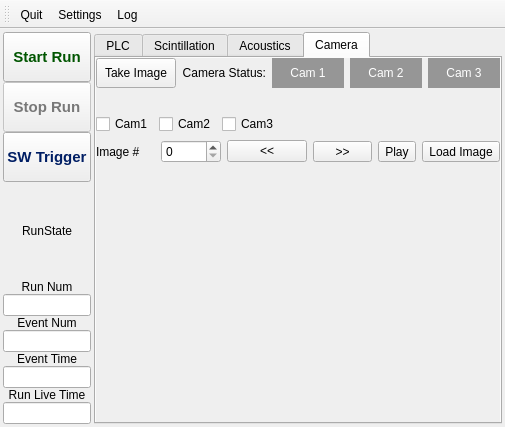
First picture: the form in ui/mainwindow.ui, repository SBC-Collaboration/SBC-RunControl, before the edit.
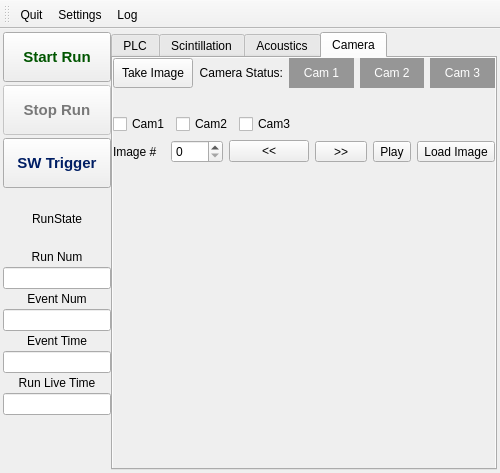
Second picture: the form after the edit. Icons and pictures are not drawn.

Commit message: Add a checking state between events, to decide if to continue or to stop run

What changed in the file:
```diff
--- a/ui/mainwindow.ui
+++ b/ui/mainwindow.ui
@@ -6,8 +6,8 @@
    <rect>
     <x>0</x>
     <y>0</y>
-    <width>505</width>
-    <height>427</height>
+    <width>500</width>
+    <height>473</height>
    </rect>
   </property>
   <property name="sizePolicy">
@@ -37,7 +37,7 @@
   </property>
   <widget class="QWidget" name="centralwidget">
    <property name="sizePolicy">
-    <sizepolicy hsizetype="Expanding" vsizetype="Expanding">
+    <sizepolicy hsizetype="Expanding" vsizetype="Preferred">
      <horstretch>0</horstretch>
      <verstretch>0</verstretch>
     </sizepolicy>
@@ -54,7 +54,7 @@
      <height>0</height>
     </size>
    </property>
-   <layout class="QGridLayout" name="gridLayout" columnstretch="1,9" columnminimumwidth="80,0">
+   <layout class="QGridLayout" name="gridLayout" columnstretch="0,0">
     <property name="leftMargin">
      <number>3</number>
     </property>
@@ -73,62 +73,61 @@
     <property name="verticalSpacing">
      <number>0</number>
     </property>
-    <item row="11" column="0">
-     <widget class="QLineEdit" name="run_live_time_edit">
-      <property name="alignment">
-       <set>Qt::AlignRight|Qt::AlignTrailing|Qt::AlignVCenter</set>
-      </property>
-      <property name="readOnly">
-       <bool>true</bool>
-      </property>
-     </widget>
-    </item>
-    <item row="7" column="0">
-     <widget class="QLineEdit" name="event_num_edit">
-      <property name="alignment">
-       <set>Qt::AlignCenter</set>
-      </property>
-      <property name="readOnly">
-       <bool>true</bool>
-      </property>
-     </widget>
-    </item>
-    <item row="8" column="0">
-     <widget class="QLabel" name="event_time_label">
+    <item row="0" column="0">
+     <layout class="QHBoxLayout" name="horizontalLayout_4">
+      <item>
+       <layout class="QVBoxLayout" name="verticalLayout_6">
+        <property name="spacing">
+         <number>3</number>
+        </property>
+        <property name="sizeConstraint">
+         <enum>QLayout::SetDefaultConstraint</enum>
+        </property>
+        <item>
+         <widget class="QPushButton" name="start_run_but">
       <property name="sizePolicy">
        <sizepolicy hsizetype="Preferred" vsizetype="Fixed">
         <horstretch>0</horstretch>
         <verstretch>0</verstretch>
        </sizepolicy>
       </property>
-      <property name="lineWidth">
-       <number>1</number>
+          <property name="minimumSize">
+           <size>
+            <width>0</width>
+            <height>50</height>
+           </size>
+          </property>
+          <property name="sizeIncrement">
+           <size>
+            <width>0</width>
+            <height>0</height>
+           </size>
+          </property>
+          <property name="font">
+           <font>
+            <pointsize>11</pointsize>
+            <bold>true</bold>
+           </font>
+          </property>
+          <property name="cursor">
+           <cursorShape>PointingHandCursor</cursorShape>
+          </property>
+          <property name="styleSheet">
+           <string notr="true">QPushButton:enabled {color: rgb(0, 85, 0);}
+QPushButton:disabled {color: rgb(120, 120, 120);}</string>
       </property>
       <property name="text">
-       <string>Event Time</string>
-      </property>
-      <property name="alignment">
-       <set>Qt::AlignCenter</set>
-      </property>
-     </widget>
-    </item>
-    <item row="9" column="0">
-     <widget class="QLineEdit" name="event_time_edit">
-      <property name="alignment">
-       <set>Qt::AlignRight|Qt::AlignTrailing|Qt::AlignVCenter</set>
-      </property>
-      <property name="readOnly">
-       <bool>true</bool>
-      </property>
-     </widget>
-    </item>
-    <item row="1" column="0">
+           <string>Start Run</string>
+          </property>
+         </widget>
+        </item>
+        <item>
      <widget class="QPushButton" name="stop_run_but">
       <property name="enabled">
        <bool>false</bool>
       </property>
       <property name="sizePolicy">
-       <sizepolicy hsizetype="Minimum" vsizetype="Fixed">
+           <sizepolicy hsizetype="Preferred" vsizetype="Fixed">
         <horstretch>0</horstretch>
         <verstretch>0</verstretch>
        </sizepolicy>
@@ -160,8 +159,58 @@
       </property>
      </widget>
     </item>
-    <item row="3" column="0">
+        <item>
+         <widget class="QPushButton" name="sw_trigger_but">
+          <property name="enabled">
+           <bool>true</bool>
+          </property>
+          <property name="sizePolicy">
+           <sizepolicy hsizetype="Preferred" vsizetype="Fixed">
+            <horstretch>0</horstretch>
+            <verstretch>0</verstretch>
+           </sizepolicy>
+          </property>
+          <property name="minimumSize">
+           <size>
+            <width>0</width>
+            <height>50</height>
+           </size>
+          </property>
+          <property name="font">
+           <font>
+            <pointsize>11</pointsize>
+            <bold>true</bold>
+           </font>
+          </property>
+          <property name="cursor">
+           <cursorShape>PointingHandCursor</cursorShape>
+          </property>
+          <property name="styleSheet">
+           <string notr="true">QPushButton:enabled {color: rgb(0, 30, 100);}
+QPushButton:disabled {color: rgb(120, 120, 120);}</string>
+          </property>
+          <property name="text">
+           <string>SW Trigger</string>
+          </property>
+          <property name="checkable">
+           <bool>false</bool>
+          </property>
+         </widget>
+        </item>
+        <item>
      <widget class="QLabel" name="run_state_label">
+          <property name="sizePolicy">
+           <sizepolicy hsizetype="Preferred" vsizetype="MinimumExpanding">
+            <horstretch>0</horstretch>
+            <verstretch>0</verstretch>
+           </sizepolicy>
+          </property>
+          <property name="minimumSize">
+           <size>
+            <width>0</width>
+            <height>50</height>
+           </size>
+          </property>
       <property name="text">
        <string>RunState</string>
       </property>
@@ -170,26 +219,45 @@
       </property>
      </widget>
     </item>
-    <item row="10" column="0">
-     <widget class="QLabel" name="run_live_time_label">
+        <item>
+         <widget class="QLabel" name="run_label">
       <property name="sizePolicy">
        <sizepolicy hsizetype="Preferred" vsizetype="Fixed">
         <horstretch>0</horstretch>
         <verstretch>0</verstretch>
        </sizepolicy>
       </property>
-      <property name="lineWidth">
-       <number>1</number>
-      </property>
       <property name="text">
-       <string>Run Live Time</string>
+           <string>Run Num</string>
       </property>
       <property name="alignment">
        <set>Qt::AlignCenter</set>
       </property>
      </widget>
     </item>
-    <item row="6" column="0">
+        <item>
+         <widget class="QLineEdit" name="run_edit">
+          <property name="sizePolicy">
+           <sizepolicy hsizetype="Preferred" vsizetype="Fixed">
+            <horstretch>0</horstretch>
+            <verstretch>0</verstretch>
+           </sizepolicy>
+          </property>
+          <property name="alignment">
+           <set>Qt::AlignCenter</set>
+          </property>
+          <property name="readOnly">
+           <bool>true</bool>
+          </property>
+          <property name="placeholderText">
+           <string/>
+          </property>
+          <property name="clearButtonEnabled">
+           <bool>false</bool>
+          </property>
+         </widget>
+        </item>
+        <item>
      <widget class="QLabel" name="event_num_label">
       <property name="sizePolicy">
        <sizepolicy hsizetype="Preferred" vsizetype="Fixed">
@@ -205,45 +273,111 @@
       </property>
      </widget>
     </item>
-    <item row="0" column="0">
-     <widget class="QPushButton" name="start_run_but">
+        <item>
+         <widget class="QLineEdit" name="event_num_edit">
       <property name="sizePolicy">
-       <sizepolicy hsizetype="Minimum" vsizetype="Fixed">
+           <sizepolicy hsizetype="Preferred" vsizetype="Fixed">
         <horstretch>0</horstretch>
         <verstretch>0</verstretch>
        </sizepolicy>
       </property>
-      <property name="minimumSize">
-       <size>
-        <width>0</width>
-        <height>50</height>
-       </size>
-      </property>
-      <property name="sizeIncrement">
-       <size>
-        <width>0</width>
-        <height>0</height>
-       </size>
-      </property>
-      <property name="font">
-       <font>
-        <pointsize>11</pointsize>
-        <bold>true</bold>
-       </font>
-      </property>
-      <property name="cursor">
-       <cursorShape>PointingHandCursor</cursorShape>
-      </property>
-      <property name="styleSheet">
-       <string notr="true">QPushButton:enabled {color: rgb(0, 85, 0);}
-QPushButton:disabled {color: rgb(120, 120, 120);}</string>
-      </property>
+          <property name="alignment">
+           <set>Qt::AlignCenter</set>
+          </property>
+          <property name="readOnly">
+           <bool>true</bool>
+          </property>
+         </widget>
+        </item>
+        <item>
+         <widget class="QLabel" name="event_time_label">
+          <property name="sizePolicy">
+           <sizepolicy hsizetype="Preferred" vsizetype="Fixed">
+            <horstretch>0</horstretch>
+            <verstretch>0</verstretch>
+           </sizepolicy>
+          </property>
+          <property name="lineWidth">
+           <number>1</number>
+          </property>
+          <property name="text">
+           <string>Event Time</string>
+          </property>
+          <property name="alignment">
+           <set>Qt::AlignCenter</set>
+          </property>
+         </widget>
+        </item>
+        <item>
+         <widget class="QLineEdit" name="event_time_edit">
+          <property name="sizePolicy">
+           <sizepolicy hsizetype="Preferred" vsizetype="Fixed">
+            <horstretch>0</horstretch>
+            <verstretch>0</verstretch>
+           </sizepolicy>
+          </property>
+          <property name="alignment">
+           <set>Qt::AlignCenter</set>
+          </property>
+          <property name="readOnly">
+           <bool>true</bool>
+          </property>
+         </widget>
+        </item>
+        <item>
+         <widget class="QLabel" name="run_live_time_label">
+          <property name="sizePolicy">
+           <sizepolicy hsizetype="Preferred" vsizetype="Fixed">
+            <horstretch>0</horstretch>
+            <verstretch>0</verstretch>
+           </sizepolicy>
+          </property>
+          <property name="lineWidth">
+           <number>1</number>
+          </property>
       <property name="text">
-       <string>Start Run</string>
-      </property>
-     </widget>
-    </item>
-    <item row="0" column="1" rowspan="12">
+           <string>Run Live Time</string>
+          </property>
+          <property name="alignment">
+           <set>Qt::AlignCenter</set>
+          </property>
+         </widget>
+        </item>
+        <item>
+         <widget class="QLineEdit" name="run_live_time_edit">
+          <property name="sizePolicy">
+           <sizepolicy hsizetype="Preferred" vsizetype="Fixed">
+            <horstretch>0</horstretch>
+            <verstretch>0</verstretch>
+           </sizepolicy>
+          </property>
+          <property name="alignment">
+           <set>Qt::AlignCenter</set>
+          </property>
+          <property name="dragEnabled">
+           <bool>false</bool>
+          </property>
+          <property name="readOnly">
+           <bool>true</bool>
+          </property>
+         </widget>
+        </item>
+        <item>
+         <spacer name="verticalSpacer_2">
+          <property name="orientation">
+           <enum>Qt::Vertical</enum>
+          </property>
+          <property name="sizeHint" stdset="0">
+           <size>
+            <width>20</width>
+            <height>40</height>
+           </size>
+          </property>
+         </spacer>
+        </item>
+       </layout>
+      </item>
+      <item>
      <widget class="QTabWidget" name="tabs_widget">
       <property name="sizePolicy">
        <sizepolicy hsizetype="Expanding" vsizetype="Expanding">
@@ -326,8 +460,8 @@
             <rect>
              <x>0</x>
              <y>0</y>
-             <width>404</width>
-             <height>354</height>
+               <width>346</width>
+               <height>402</height>
             </rect>
            </property>
            <property name="maximumSize">
@@ -613,75 +747,7 @@
       </widget>
      </widget>
     </item>
-    <item row="5" column="0">
-     <widget class="QLineEdit" name="run_edit">
-      <property name="alignment">
-       <set>Qt::AlignCenter</set>
-      </property>
-      <property name="readOnly">
-       <bool>true</bool>
-      </property>
-      <property name="placeholderText">
-       <string/>
-      </property>
-      <property name="clearButtonEnabled">
-       <bool>false</bool>
-      </property>
-     </widget>
-    </item>
-    <item row="4" column="0">
-     <widget class="QLabel" name="run_label">
-      <property name="sizePolicy">
-       <sizepolicy hsizetype="Preferred" vsizetype="Fixed">
-        <horstretch>0</horstretch>
-        <verstretch>0</verstretch>
-       </sizepolicy>
-      </property>
-      <property name="text">
-       <string>Run Num</string>
-      </property>
-      <property name="alignment">
-       <set>Qt::AlignCenter</set>
-      </property>
-     </widget>
-    </item>
-    <item row="2" column="0">
-     <widget class="QPushButton" name="sw_trig_but">
-      <property name="enabled">
-       <bool>true</bool>
-      </property>
-      <property name="sizePolicy">
-       <sizepolicy hsizetype="Minimum" vsizetype="Fixed">
-        <horstretch>0</horstretch>
-        <verstretch>0</verstretch>
-       </sizepolicy>
-      </property>
-      <property name="minimumSize">
-       <size>
-        <width>0</width>
-        <height>50</height>
-       </size>
-      </property>
-      <property name="font">
-       <font>
-        <pointsize>11</pointsize>
-        <bold>true</bold>
-       </font>
-      </property>
-      <property name="cursor">
-       <cursorShape>PointingHandCursor</cursorShape>
-      </property>
-      <property name="styleSheet">
-       <string notr="true">QPushButton:enabled {color: rgb(0, 30, 100);}
-QPushButton:disabled {color: rgb(120, 120, 120);}</string>
-      </property>
-      <property name="text">
-       <string>SW Trigger</string>
-      </property>
-      <property name="checkable">
-       <bool>false</bool>
-      </property>
-     </widget>
+     </layout>
     </item>
    </layout>
   </widget>
```
Left out of the diff: 43 changed lines with no effect on the pictures. Lines whose indentation alone changed are shown as unchanged. The commit also changes 5 other files.
